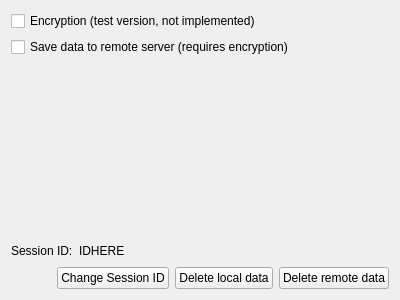
This is options.ui in TmaGH/daily-assistant as Qt 5 draws it before an edit. The edited form follows.
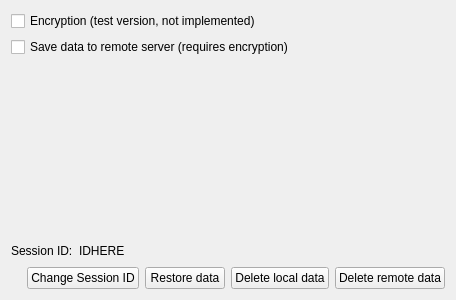
This is the edited form.

Commit message: Added restore function and improved backup

What changed in the file:
```diff
--- a/options.ui
+++ b/options.ui
@@ -6,7 +6,7 @@
    <rect>
     <x>0</x>
     <y>0</y>
-    <width>400</width>
+    <width>456</width>
     <height>300</height>
    </rect>
   </property>
@@ -128,6 +128,13 @@
        </property>
       </widget>
      </item>
+     <item>
+      <widget class="QPushButton" name="restoreButton">
+       <property name="text">
+        <string>Restore data</string>
+       </property>
+      </widget>
+     </item>
      <item>
       <widget class="QPushButton" name="pushButton_2">
        <property name="text">
```
Left out of the diff: 2 changed lines with no effect on the pictures. The commit also changes 7 other files.
